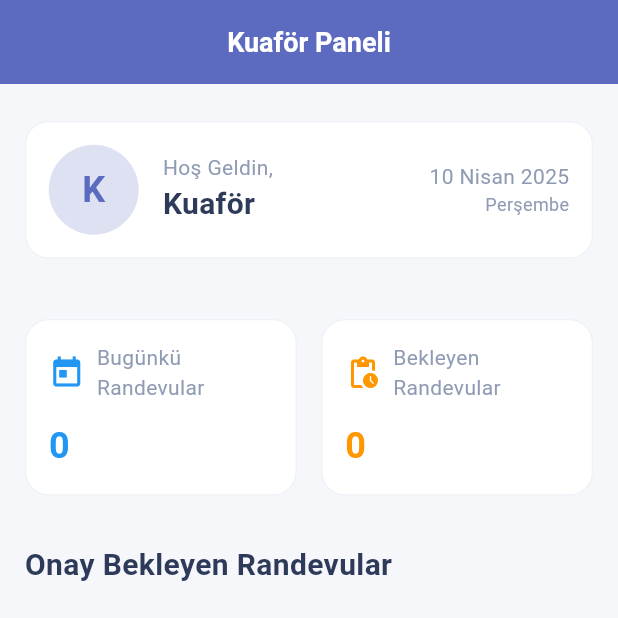
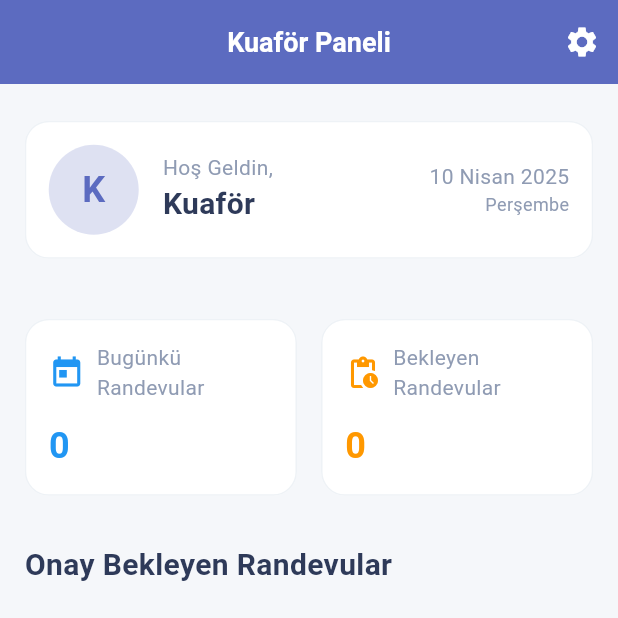
Before and after one commit to agkts/randevu_app, a Flutter app: the HairdresserDashboardScreen screen opened by its route, on a phone screen of 412 x 824 dp, the top half of it. Run offline on Flutter 3.47's test engine with Material 3 defaults, Android fonts, the phone set to English and light mode, and no system bars; our stand-ins replace get, shared_preferences, table_calendar; accounts and stored records are empty; network calls fail; Roboto replaces fonts that are missing (Poppins).

Commit message:
commit_9

```diff
--- a/lib/views/hairdresser/hairdresser_dashboard.dart
+++ b/lib/views/hairdresser/hairdresser_dashboard.dart
@@ -172,7 +172,18 @@ class _HairdresserDashboardScreenState
   @override
   Widget build(BuildContext context) {
     return Scaffold(
-      appBar: const CustomAppBar(title: 'Kuaför Paneli', showBackButton: false),
+      appBar: CustomAppBar(
+        title: 'Kuaför Paneli',
+        showBackButton: false,
+        actions: [
+          IconButton(
+            icon: const Icon(Icons.settings),
+            onPressed: () {
+              Get.toNamed(AppRoutes.hairdresserSettings);
+            },
+          ),
+        ],
+      ),
       drawer: _buildDrawer(),
       body: RefreshIndicator(
         onRefresh: _loadInitialData,
--- a/lib/views/salon_owner/salon_owner_settings.dart
+++ b/lib/views/salon_owner/salon_owner_settings.dart
@@ -558,6 +558,7 @@ class _SalonOwnerSettingsScreenState extends State<SalonOwnerSettingsScreen>
                           SizedBox(
                             width: 100,
                             child: DropdownButtonFormField<int>(
+                              isExpanded: true,
                               value: _defaultAppointmentDuration.value,
                               decoration: InputDecoration(
                                 contentPadding: const EdgeInsets.symmetric(
@@ -598,6 +599,7 @@ class _SalonOwnerSettingsScreenState extends State<SalonOwnerSettingsScreen>
                           SizedBox(
                             width: 100,
                             child: DropdownButtonFormField<int>(
+                              isExpanded: true,
                               value: _minimumNoticeTime.value,
                               decoration: InputDecoration(
                                 contentPadding: const EdgeInsets.symmetric(
@@ -640,6 +642,7 @@ class _SalonOwnerSettingsScreenState extends State<SalonOwnerSettingsScreen>
                           SizedBox(
                             width: 100,
                             child: DropdownButtonFormField<int?>(
+                              isExpanded: true,
                               value: _cancelationTimeLimit.value,
                               decoration: InputDecoration(
                                 contentPadding: const EdgeInsets.symmetric(
@@ -717,6 +720,7 @@ class _SalonOwnerSettingsScreenState extends State<SalonOwnerSettingsScreen>
                           SizedBox(
                             width: 100,
                             child: DropdownButtonFormField<int>(
+                              isExpanded: true,
                               value: _reminderTimeBeforeAppointment.value,
                               decoration: InputDecoration(
                                 contentPadding: const EdgeInsets.symmetric(
```
Also changed, not shown: lib/services/api_service.dart (+4 -4 lines).
